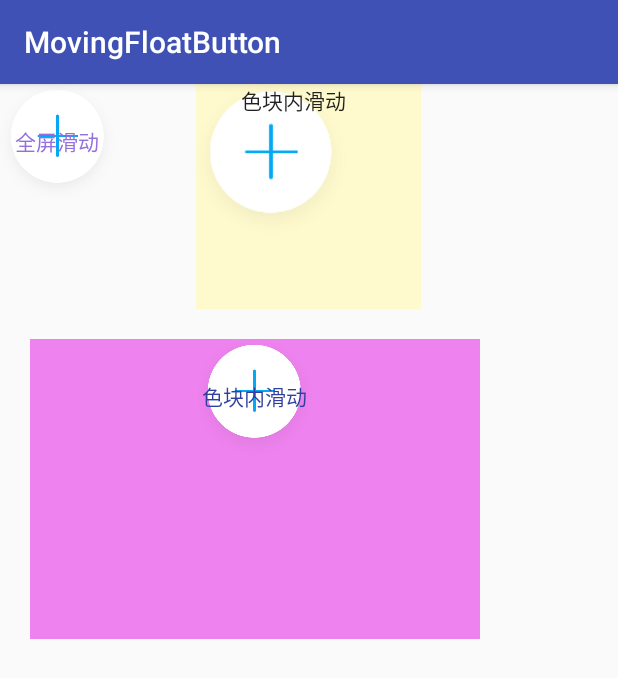
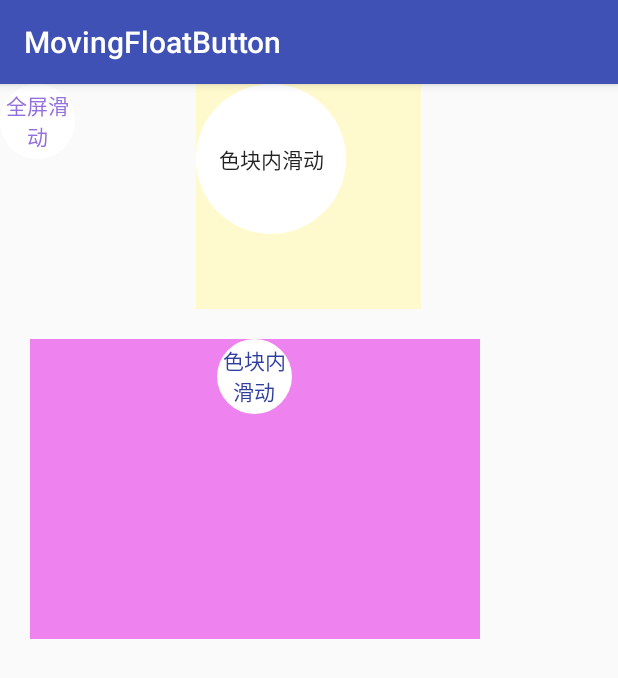
Before and after one commit to kxmc/MovingFloatButton, an Android app: the screen it shows after launch (MainActivity), on a phone screen of 412 x 824 dp. Shown: the top 678 px of the screen. Run offline under Robolectric (Android 15) with nearby library versions, the phone set to English and light mode, and no system bars.

Commit message:
修改演示的滑动按钮背景

```diff
--- a/app/src/main/java/io/github/ccmagic/movingfloatbutton/FloatMovingLayout.java
+++ b/app/src/main/java/io/github/ccmagic/movingfloatbutton/FloatMovingLayout.java
@@ -4,6 +4,7 @@ import android.content.Context;
 import android.support.annotation.Nullable;
 import android.support.v7.widget.AppCompatTextView;
 import android.util.AttributeSet;
+import android.view.Gravity;
 import android.view.MotionEvent;
 import android.widget.RelativeLayout;
 
@@ -50,9 +51,9 @@ public class FloatMovingLayout extends RelativeLayout {
 
         mView = new SonView(context);
         mView.setText("色块内滑动");
-        mView.setGravity(CENTER_IN_PARENT);
+        mView.setGravity(Gravity.CENTER);
         mView.setLayoutParams(new LayoutParams(150, 150));
-        mView.setBackgroundResource(R.mipmap.float_moving_btn);
+        mView.setBackgroundResource(R.drawable.button_bg_1);
         addView(mView);
 
     }
--- /dev/null
+++ b/app/src/main/res/drawable/button_bg_1.xml
@@ -0,0 +1,8 @@
+<?xml version="1.0" encoding="utf-8"?>
+<shape xmlns:android="http://schemas.android.com/apk/res/android">
+
+    <corners
+        android:radius="50dp"/>
+    <solid
+        android:color="@color/white"/>
+</shape>
--- a/app/src/main/res/layout/activity_main.xml
+++ b/app/src/main/res/layout/activity_main.xml
@@ -24,13 +24,13 @@
 
             <io.github.ccmagic.movingfloatbutton.FloatMovingView
                 android:id="@+id/float_moving_view"
-                android:layout_width="wrap_content"
-                android:layout_height="wrap_content"
+                android:layout_width="50dp"
+                android:layout_height="50dp"
                 android:layout_gravity="center"
                 android:text="色块内滑动"
                 android:textColor="@color/colorPrimaryDark"
                 android:gravity="center"
-                android:background="@mipmap/float_moving_btn" />
+                android:background="@drawable/button_bg_1" />
 
             <!--<View-->
             <!--android:layout_width="100dp"-->
@@ -42,11 +42,11 @@
 
     <io.github.ccmagic.movingfloatbutton.FloatMovingView
         android:id="@+id/full_screen_float_moving_view"
-        android:layout_width="wrap_content"
-        android:layout_height="wrap_content"
+        android:layout_width="50dp"
+        android:layout_height="50dp"
         android:text="全屏滑动"
         android:textColor="@color/mediumPurple"
         android:gravity="center"
         android:layout_gravity="center"
-        android:background="@mipmap/float_moving_btn" />
+        android:background="@drawable/button_bg_1" />
 </RelativeLayout>
```
Also changed, not shown: app/src/main/res/mipmap-xxhdpi/float_moving_btn.png (deleted), 1 other file.
